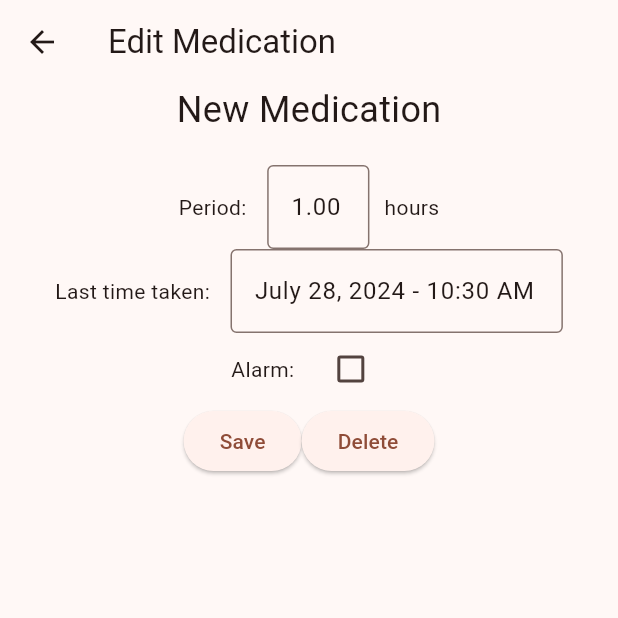
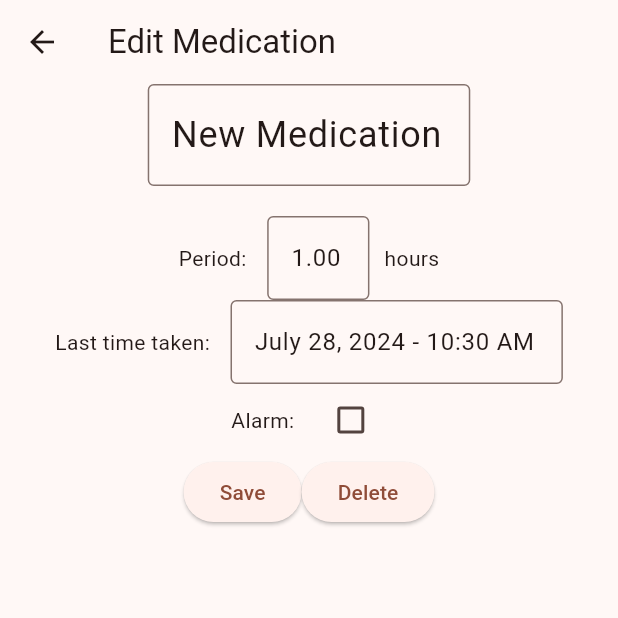
Before and after one commit to annmarie2/meds_tracker, a Flutter app: the EditView screen opened directly, on a phone screen of 412 x 824 dp, the top half of it. Run offline on Flutter 3.47's test engine with Material 3 defaults, Android fonts, the phone set to English and light mode, and no system bars; our stand-ins replace shared_preferences; accounts and stored records are empty.

Commit message:
fixed hours displaying wrong

```diff
--- a/lib/edit_view.dart
+++ b/lib/edit_view.dart
@@ -19,15 +19,17 @@ class _EditViewState extends State<EditView> {
   late TextEditingController _durationController;
   late bool _alarm;
   late TextEditingController _lastTriggeredController;
+  late TextEditingController _nameController;
 
   @override
   void initState() {
     super.initState();
 
-    // widget.med = widget.med ?? Medication(name: 'New Medication', lastTriggered: DateTime.now(), interval: Duration.zero, doAlarm: false);
-
+    _nameController = TextEditingController(
+      text: widget.med?.name ?? 'New Medication',
+    );
     _durationController = TextEditingController(
-      text: (widget.med?.interval.inMinutes ?? 60 / 60).toStringAsFixed(2),
+      text: ((widget.med?.interval.inMinutes ?? 60) / 60).toStringAsFixed(2),
     );
     _alarm = widget.med?.doAlarm ?? false;
     _lastTriggeredController = TextEditingController(
@@ -38,11 +40,12 @@ class _EditViewState extends State<EditView> {
   Future<void> _save() async {
     double? hours = double.tryParse(_durationController.text);
     DateTime? lastTriggered = DateFormat('MMMM d, yyyy - h:mm a').parse(_lastTriggeredController.text);
+    String? name = _nameController.text;
 
     if (hours != null) {
       setState(() {
         widget.med = Medication(
-          name: widget.med?.name ?? 'New Medication', // TODO: CHANGE THIS TO A NAME CONTROLLER
+          name: name,
           lastTriggered: lastTriggered,
           interval: Duration(minutes: (hours * 60).toInt()),
           doAlarm: _alarm,
@@ -72,7 +75,6 @@ class _EditViewState extends State<EditView> {
 
   Future<void> _delete() async {
     SharedPreferences prefs = await SharedPreferences.getInstance();
-    print("prefs is: $prefs");
     String? medsJson = prefs.getString('medications');
     List<dynamic> medsList = medsJson != null ? jsonDecode(medsJson) : [];
 
@@ -98,10 +100,16 @@ class _EditViewState extends State<EditView> {
       ),
       body: Column(
         children: [
-          Text(
-            '${widget.med?.name ?? 'New Medication'}',
-            style: TextStyle(
-              fontSize: 24.0,
+          IntrinsicWidth(
+            child: TextFormField(
+              controller: _nameController,
+              decoration: InputDecoration(
+                border: OutlineInputBorder(),
+              ),
+              style: TextStyle(
+                fontSize: 24.0,
+              ),
+              onChanged: (value) {},
             ),
           ),
           SizedBox(height: 20),
@@ -116,9 +124,7 @@ class _EditViewState extends State<EditView> {
                   decoration: InputDecoration(
                     border: OutlineInputBorder(),
                   ),
-                  onChanged: (value) {
-                    // TODO: Handle changes to the input field if necessary
-                  },
+                  onChanged: (value) {},
                 ),
               ),
               SizedBox(width: 10),
```
